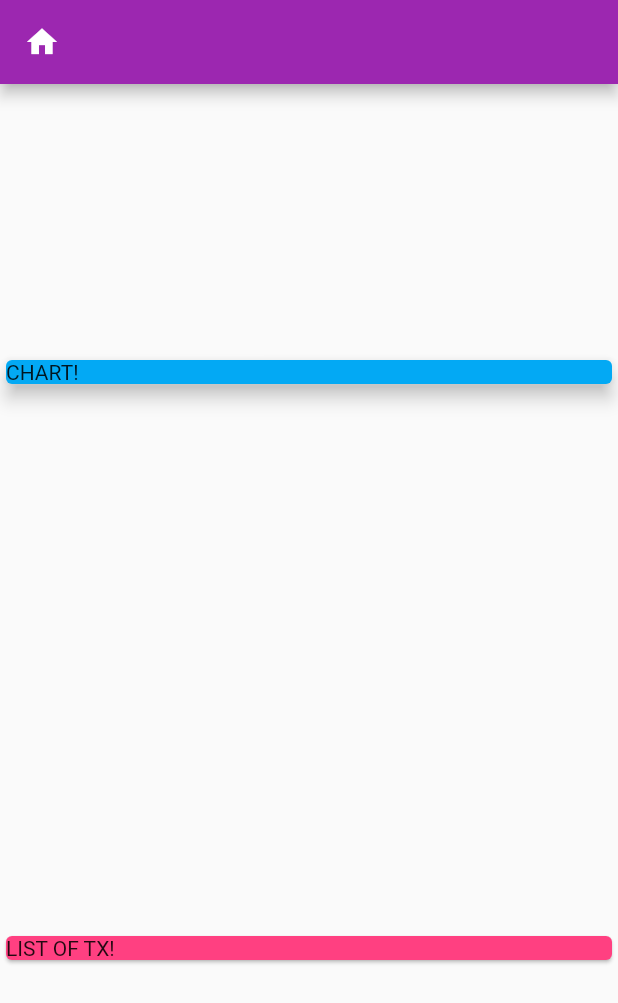
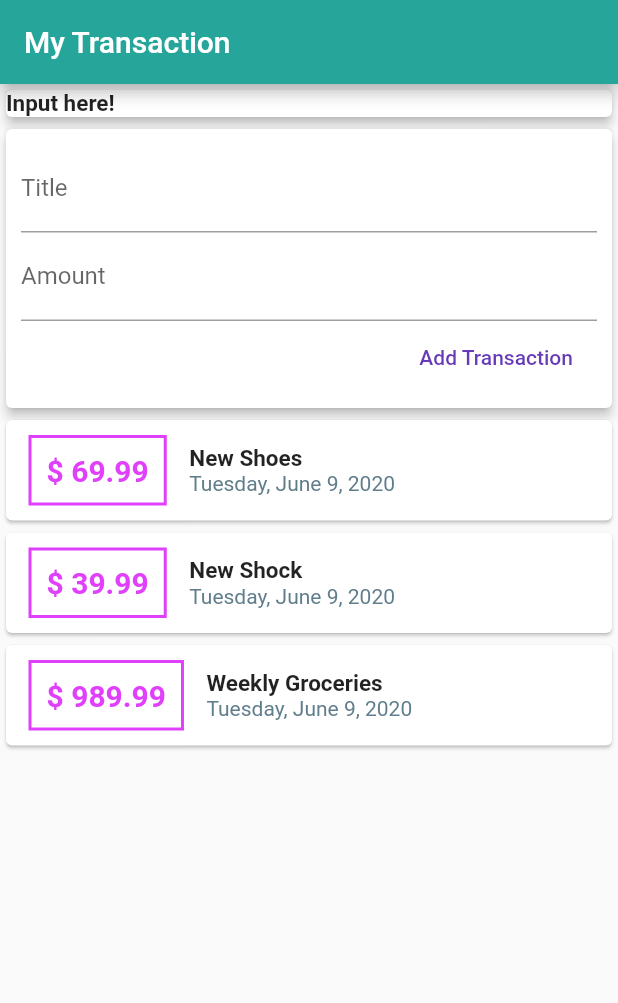
Before and after one commit to CheaVireaksat/Dummy_APP, a Flutter app: the screen it shows after launch, on a phone screen of 412 x 824 dp. Shown: the top 1003 px of the screen. Run offline on Flutter 3.47's test engine with Material 2 defaults, Android fonts, the phone set to English and light mode, and no system bars.

Commit message:
Updated_Widgets

```diff
--- a/lib/main.dart
+++ b/lib/main.dart
@@ -1,31 +1,123 @@
 import 'package:flutter/material.dart';
+import 'package:persional_expanse_app/transaction.dart';
+import 'package:intl/intl.dart';
 
 void main() {
   runApp(MyApp());
 }
 
 class MyApp extends StatelessWidget {
+  final List<Transaction> transactions = [
+    Transaction(
+      id: 'A1',
+      title: 'New Shoes',
+      amount: 69.99,
+      date: DateTime.now(),
+    ),
+    Transaction(
+      id: 'A2',
+      title: 'New Shock',
+      amount: 39.99,
+      date: DateTime.now(),
+    ),
+    Transaction(
+      id: 'A3',
+      title: 'Weekly Groceries',
+      amount: 989.99,
+      date: DateTime.now(),
+    ),
+  ];
   @override
   Widget build(BuildContext context) {
     return MaterialApp(
       home: Scaffold(
         appBar: AppBar(
-          title: Icon(Icons.home),
-          backgroundColor: Colors.purple,
+          title: Text('My Transaction'),
+          backgroundColor: Colors.teal[400],
         ),
         body: Column(
           // Parent of the card
-          mainAxisAlignment: MainAxisAlignment.spaceAround,
+          //mainAxisAlignment: MainAxisAlignment.spaceAround,
           crossAxisAlignment: CrossAxisAlignment.stretch,
           children: <Widget>[
-            Card(
-              color: Colors.lightBlue,
-              child: Container(width: double.infinity, child: Text('CHART!')),
-              elevation: 5,
+            Container(
+              child: Card(
+                //color: Colors.lightBlue,
+                child: Container(
+                  width: double.infinity,
+                  child: Text(
+                    'Input here!',
+                    style: TextStyle(fontWeight: FontWeight.bold, fontSize: 15, color: Colors.black87),
+                  ),
+                ),
+                elevation: 3,
+              ),
             ),
             Card(
-              color: Colors.pinkAccent,
-              child: Text('LIST OF TX!'),
+              elevation: 3,
+              child: Container(
+                padding: EdgeInsets.all(10),
+                child: Column(
+                  crossAxisAlignment: CrossAxisAlignment.end,
+                  children: <Widget>[
+                    //TextField widget is use for recive user input
+                    TextField(
+                      decoration: InputDecoration(labelText: 'Title'),
+                    ),
+                    TextField(
+                      decoration: InputDecoration(labelText: 'Amount'),
+                    ),
+                    FlatButton(
+                      child: Text('Add Transaction'),
+                      textColor: Colors.deepPurple,
+                      onPressed: () {},
+                    ),
+                  ],
+                ),
+              ),
+            ),
+            Column(
+              children: transactions.map((tx) {
+                return Card(
+                  child: Row(
+                    children: <Widget>[
+                      Container(
+                        margin:
+                            EdgeInsets.symmetric(vertical: 10, horizontal: 15),
+                        decoration: BoxDecoration(
+                          border: Border.all(
+                            color: Colors.purpleAccent,
+                            width: 2,
+                          ),
+                        ),
+                        padding: EdgeInsets.all(10),
+                        child: Text(
+                          '\$ ${tx.amount}', // dart will covert it to string by using $ sign (string interpolation)
+                          style: TextStyle(
+                            fontWeight: FontWeight.bold,
+                            fontSize: 20,
+                            color: Colors.purpleAccent,
+                            // on the Colors class purple is a static properties
+                          ),
+                        ),
+                      ),
+                      Column(
+                          crossAxisAlignment: CrossAxisAlignment.start,
+                          children: <Widget>[
+                            Text(
+                              tx.title,
+                              style: TextStyle(
+                                  fontSize: 15, fontWeight: FontWeight.bold),
+                            ),
+                            Text(
+                              DateFormat.yMMMMEEEEd().format(tx.date),
+                              style: TextStyle(color: Colors.blueGrey),
+                            )
+                          ])
+                    ],
+                  ),
+                );
+              }).toList(),
             ),
           ],
         ),
--- /dev/null
+++ b/lib/transaction.dart
@@ -0,0 +1,14 @@
+import 'package:flutter/foundation.dart';
+
+class Transaction {
+  final String id;
+  final String title;
+  final double amount;
+  final DateTime date;
+
+  Transaction(
+      {@required this.id,
+      @required this.title,
+      @required this.amount,
+      @required this.date});
+}
--- a/pubspec.yaml
+++ b/pubspec.yaml
@@ -32,6 +32,7 @@ dependencies:
 dev_dependencies:
   flutter_test:
     sdk: flutter
+  intl: ^0.15.8
 
 # For information on the generic Dart part of this file, see the
 # following page: https://dart.dev/tools/pub/pubspec
```
Also changed, not shown: pubspec.lock.
